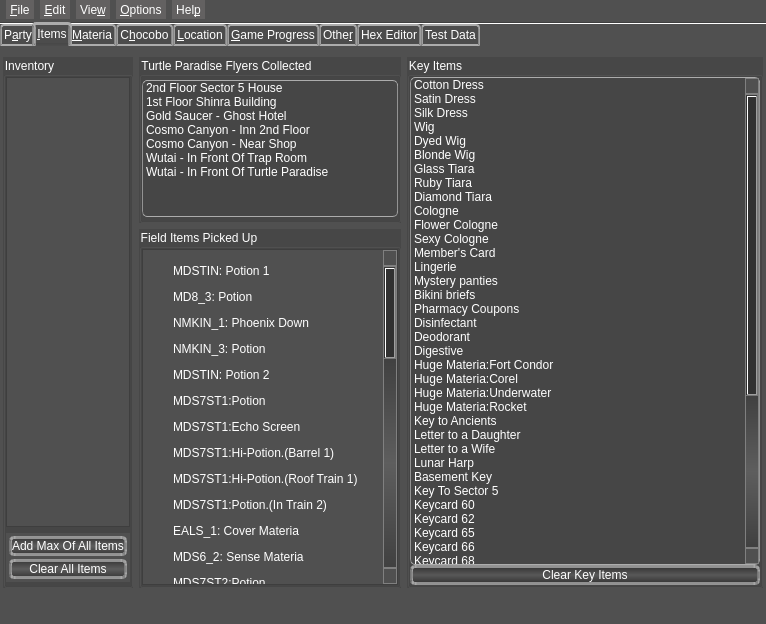
Qt form mainwindow.ui (sithlord48/blackchocobo) before a commit.
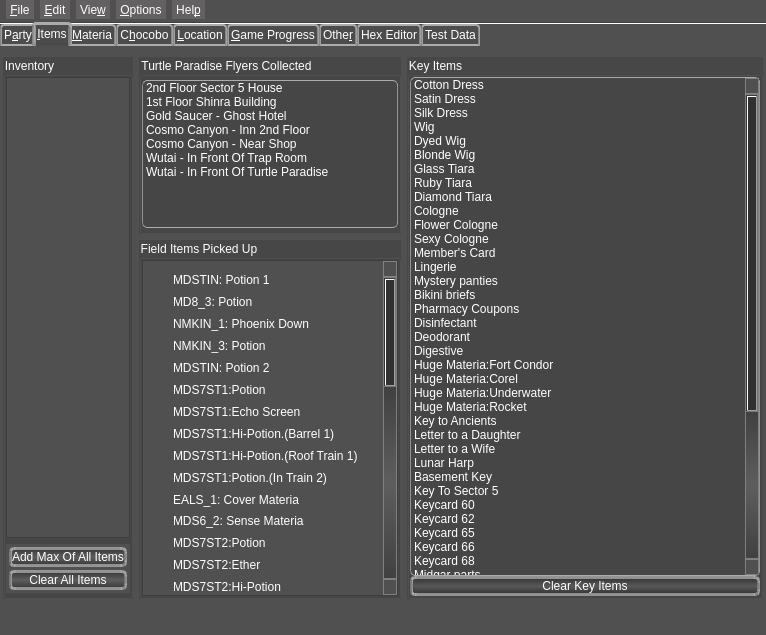
The same form after that commit. The open tabs and pages were chosen to show the change. Icons and pictures are not drawn.

Commit message: SlotPreview Fix deconstructor. Mainwindow : fix field pickup to show lables again.

Diff of the .ui file:
```diff
--- a/mainwindow.ui
+++ b/mainwindow.ui
@@ -7,7 +7,7 @@
     <x>0</x>
     <y>0</y>
     <width>766</width>
-    <height>624</height>
+    <height>635</height>
    </rect>
   </property>
   <property name="sizePolicy">
@@ -1528,6 +1528,14 @@
                  </sizepolicy>
                 </property>
                 <widget class="QWidget" name="scrollAreaWidgetContents_4">
+                 <property name="geometry">
+                  <rect>
+                   <x>0</x>
+                   <y>0</y>
+                   <width>227</width>
+                   <height>914</height>
+                  </rect>
+                 </property>
                  <property name="styleSheet">
                   <string notr="true"/>
                  </property>
```
Left out of the diff: 527 changed lines with no effect on the pictures. The commit also changes 1 other file.
